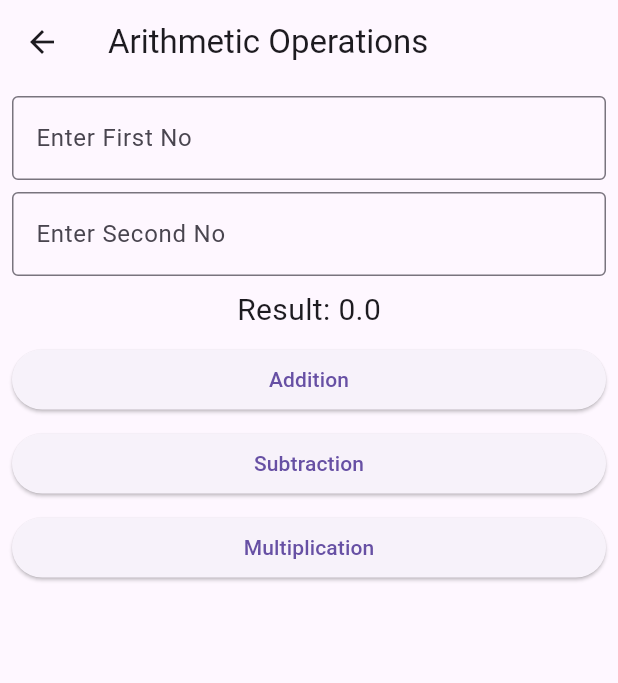
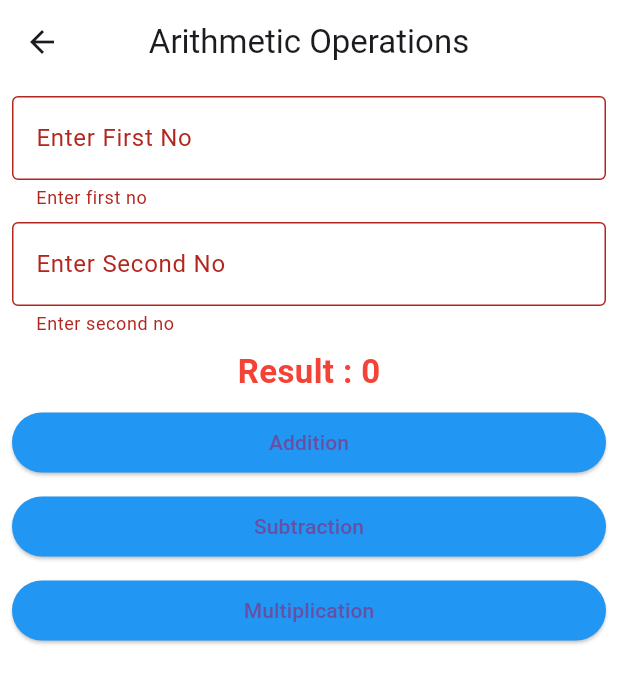
Before and after one commit to bibhakta21/first_flutter_project, a Flutter app: the ArithmeticView screen opened directly, after a tap on "Addition", on a phone screen of 412 x 824 dp. Shown: the top 683 px of the screen. Run offline on Flutter 3.47's test engine with Material 3 defaults, Android fonts, the phone set to English and light mode, and no system bars.

Commit message:
rich text, column align done

```diff
--- a/lib/app.dart
+++ b/lib/app.dart
@@ -1,6 +1,5 @@
-import 'package:first_flutter_project/view/dashboard_view.dart';
+import 'package:first_flutter_project/view/col_view.dart';
 import 'package:flutter/material.dart';
-
 
 class MyApp extends StatelessWidget {
   const MyApp({Key? key}) : super(key: key);
@@ -10,7 +9,7 @@ class MyApp extends StatelessWidget {
     return MaterialApp(
       title: 'Flutter Dashboard',
       theme: ThemeData(primarySwatch: Colors.blue),
-      home: const DashboardView(),
+      home: const ColumnView(),
     );
   }
 }
--- a/lib/view/arithmetic_operation.dart
+++ b/lib/view/arithmetic_operation.dart
@@ -4,103 +4,128 @@ class ArithmeticView extends StatefulWidget {
   const ArithmeticView({super.key});
 
   @override
-  _ArithmeticViewState createState() => _ArithmeticViewState();
+  ArithmeticViewState createState() => ArithmeticViewState();
 }
 
-class _ArithmeticViewState extends State<ArithmeticView> {
-  final TextEditingController _num1Controller = TextEditingController();
-  final TextEditingController _num2Controller = TextEditingController();
-  String _result = "0";
+class ArithmeticViewState extends State<ArithmeticView> {
+  int _firstNumber = 0;
+  int _secondNumber = 0;
+  int _result = 0;
 
-  void _calculate(String operation) {
-    // Parse input values
-    double num1 = double.tryParse(_num1Controller.text) ?? 0;
-    double num2 = double.tryParse(_num2Controller.text) ?? 0;
-    double result;
-
-    // Perform the chosen operation
-    switch (operation) {
-      case '+':
-        result = num1 + num2;
-        break;
-      case '-':
-        result = num1 - num2;
-        break;
-      case '*':
-        result = num1 * num2;
-        break;
-      default:
-        result = 0;
-    }
-
-    // Update the result in the UI
-    setState(() {
-      _result = result.toString();
-    });
-  }
-
+// global key for form state
+  final _formKey = GlobalKey<FormState>();
   @override
   Widget build(BuildContext context) {
     return Scaffold(
+      backgroundColor: Colors.white,
       appBar: AppBar(
         title: const Text('Arithmetic Operations'),
+        centerTitle: true,
+        backgroundColor: Colors.white,
+        elevation: 0,
       ),
-      body: SafeArea(
-        child: Padding(
-          padding: const EdgeInsets.all(8),
+      body: Padding(
+        padding: const EdgeInsets.all(8.0),
+        child: Form(
+          key: _formKey,
           child: Column(
             children: [
-              // Input field for first number
-              TextField(
-                controller: _num1Controller,
+              TextFormField(
+                onChanged: (value) {
+                  _firstNumber = int.tryParse(value) ?? 0;
+                },
                 keyboardType: TextInputType.number,
                 decoration: const InputDecoration(
                   border: OutlineInputBorder(),
-                  hintText: 'Enter First No',
+                  labelText: 'Enter First No',
                 ),
+                validator: (value) {
+                  if (value!.isEmpty) {
+                    return 'Enter first no';
+                  }
+                  return null;
+                },
               ),
-              const SizedBox(height: 8),
-
-              // Input field for second number
-              TextField(
-                controller: _num2Controller,
+              const SizedBox(
+                height: 8,
+              ),
+              TextFormField(
+                onChanged: (value) {
+                  _secondNumber = int.tryParse(value) ?? 0;
+                },
                 keyboardType: TextInputType.number,
                 decoration: const InputDecoration(
                   border: OutlineInputBorder(),
                   labelText: 'Enter Second No',
                 ),
+                validator: (value) {
+                  if (value!.isEmpty) {
+                    return 'Enter second no';
+                  }
+                  return null;
+                },
               ),
-              const SizedBox(height: 8),
-
-              // Display result
-              Text('Result: $_result', style: const TextStyle(fontSize: 20)),
-              const SizedBox(height: 8),
-
-              // Addition button
+              const SizedBox(
+                height: 8,
+              ),
+              Text(
+                'Result : $_result',
+                style: const TextStyle(
+                  fontSize: 22,
+                  fontWeight: FontWeight.bold,
+                  color: Colors.red,
+                ),
+              ),
+              const SizedBox(
+                height: 8,
+              ),
               SizedBox(
                 width: double.infinity,
                 child: ElevatedButton(
-                  onPressed: () => _calculate('+'),
+                  style: ElevatedButton.styleFrom(
+                    backgroundColor: Colors.blue,
+                  ),
+                  onPressed: () {
+                    if (_formKey.currentState!.validate()) {
+                      setState(() {
+                        _result = _firstNumber + _secondNumber;
+                      });
+                    }
+                  },
                   child: const Text('Addition'),
                 ),
               ),
-              const SizedBox(height: 8),
-
-              // Subtraction button
+              const SizedBox(
+                height: 8,
+              ),
               SizedBox(
                 width: double.infinity,
                 child: ElevatedButton(
-                  onPressed: () => _calculate('-'),
+                  style: ElevatedButton.styleFrom(
+                    backgroundColor: Colors.blue,
+                  ),
+                  onPressed: () {
+                    setState(() {
+                      _result = _firstNumber - _secondNumber;
+                    });
+                  },
                   child: const Text('Subtraction'),
                 ),
               ),
-              const SizedBox(height: 8),
-
-              // Multiplication button
+              const SizedBox(
+                height: 8,
+              ),
               SizedBox(
                 width: double.infinity,
                 child: ElevatedButton(
-                  onPressed: () => _calculate('*'),
+                  style: ElevatedButton.styleFrom(
+                    backgroundColor: Colors.blue,
+                  ),
+                  onPressed: () {
+                    setState(() {
+                      _result = _firstNumber * _secondNumber;
+                    });
+                  },
                   child: const Text('Multiplication'),
                 ),
               ),
--- a/lib/view/dashboard_view.dart
+++ b/lib/view/dashboard_view.dart
@@ -37,7 +37,7 @@ class DashboardView extends StatelessWidget {
                           builder: (context) => const ArithmeticView()),
                     );
                   },
-                  child: Row(
+                  child: const Row(
                     mainAxisAlignment: MainAxisAlignment.center,
                     children: [
                       const Icon(Icons.calculate, size: 24), // Icon for Arithmetic
```
Also changed, not shown: lib/view/col_view.dart (added, +34 -0 lines), lib/view/rich_text.dart (added, +49 -0 lines).
